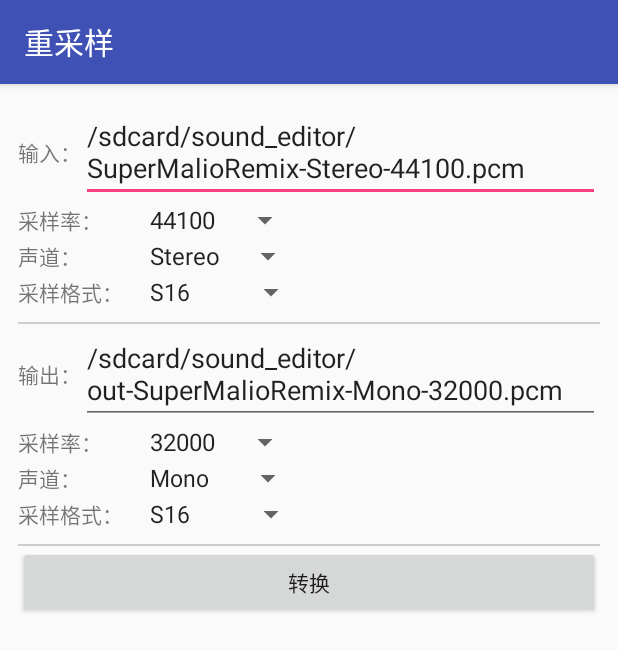
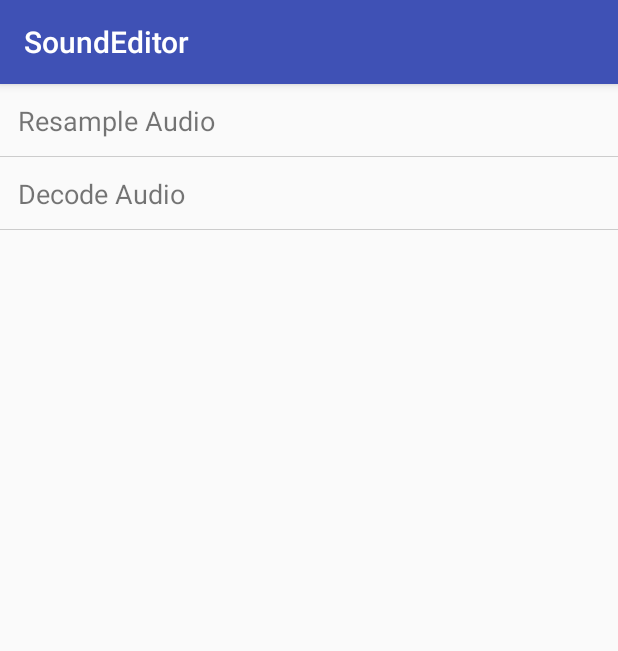
Before and after one commit to LKDont/SoundEditor, an Android app: the screen it shows after launch (MainActivity before the commit, MainAct after it), on a phone screen of 412 x 824 dp. Shown: the top 651 px of the screen. Run offline under Robolectric (Android 15) with nearby library versions, the light colour scheme and no system bars; our stand-ins replace EventBus.

Commit message:
修改首页ui

```diff
--- a/app/build.gradle
+++ b/app/build.gradle
@@ -26,10 +26,12 @@ dependencies {
     implementation fileTree(dir: 'libs', include: ['*.jar'])
     implementation"org.jetbrains.kotlin:kotlin-stdlib-jre7:$kotlin_version"
     implementation "com.android.support:appcompat-v7:$appcompat_ver"
+    implementation "com.android.support:recyclerview-v7:$appcompat_ver"
     implementation 'com.android.support.constraint:constraint-layout:1.0.2'
     testImplementation 'junit:junit:4.12'
     androidTestImplementation 'com.android.support.test:runner:1.0.1'
     androidTestImplementation 'com.android.support.test.espresso:espresso-core:3.0.1'
 
+    implementation 'org.greenrobot:eventbus:3.1.1'
     implementation project(":library")
 }
--- a/app/src/main/AndroidManifest.xml
+++ b/app/src/main/AndroidManifest.xml
@@ -14,8 +14,7 @@
         android:supportsRtl="true"
         android:theme="@style/AppTheme">
         <activity
-            android:name=".MainActivity"
-            android:label="重采样"
+            android:name=".ui.MainAct"
             android:windowSoftInputMode="stateHidden">
             <intent-filter>
                 <action android:name="android.intent.action.MAIN" />
--- a/app/src/main/java/com/lkdont/soundeditor/MainActivity.kt
+++ /dev/null
@@ -1,107 +0,0 @@
-package com.lkdont.soundeditor
-
-import android.annotation.SuppressLint
-import android.app.ProgressDialog
-import android.os.Bundle
-import android.support.v7.app.AppCompatActivity
-import android.widget.Toast
-import com.lkdont.sound.edit.Resampler
-import kotlinx.android.synthetic.main.activity_main.*
-import java.io.File
-
-
-class MainActivity : AppCompatActivity() {
-
-    private fun getSampleRate(pos: Int): Int {
-        return when (pos) {
-            0 -> 8000
-            1 -> 11025
-            2 -> 16000
-            3 -> 22050
-            4 -> 32000
-            5 -> 44100
-            6 -> 48000
-            7 -> 88200
-            8 -> 96000
-            else -> 0
-        }
-    }
-
-    private fun getChannelLayout(pos: Int): Int {
-        return when (pos) {
-            0 -> Resampler.AV_CH_LAYOUT_MONO
-            1 -> Resampler.AV_CH_LAYOUT_STEREO
-            else -> 0
-        }
-    }
-
-    private fun getSampleFmt(pos: Int): Int {
-        return when (pos) {
-            0 -> Resampler.AV_SAMPLE_FMT_U8
-            1 -> Resampler.AV_SAMPLE_FMT_S16
-            2 -> Resampler.AV_SAMPLE_FMT_S32
-            3 -> Resampler.AV_SAMPLE_FMT_FLT
-            4 -> Resampler.AV_SAMPLE_FMT_DBL
-            else -> 0
-        }
-    }
-
-    @SuppressLint("SdCardPath", "SetTextI18n")
-    override fun onCreate(savedInstanceState: Bundle?) {
-        super.onCreate(savedInstanceState)
-        setContentView(R.layout.activity_main)
-
-        // init ui
-        input_et.setText("/sdcard/sound_editor/SuperMalioRemix-Stereo-44100.pcm")
-        in_channel_layouts_sp.setSelection(1)
-        in_sample_rates_sp.setSelection(5)
-        in_sample_fmts_sp.setSelection(1)
-
-        output_et.setText("/sdcard/sound_editor/out-SuperMalioRemix-Mono-32000.pcm")
-        out_channel_layouts_sp.setSelection(0)
-        out_sample_rates_sp.setSelection(4)
-        out_sample_fmts_sp.setSelection(1)
-
-        // event
-        convert_btn.setOnClickListener {
-
-            val inputFile = File(input_et.text.toString())
-            if (!inputFile.exists()) {
-                Toast.makeText(this, "输入文件不存在", Toast.LENGTH_SHORT).show()
-                return@setOnClickListener
-            }
-
-            val outputFile = File(output_et.text.toString())
-            if (outputFile.parentFile?.exists() != true) {
-                Toast.makeText(this, "输出目录不存在", Toast.LENGTH_SHORT).show()
-                return@setOnClickListener
-            }
-
-            ResampleTask(this,
-
-                    getChannelLayout(in_channel_layouts_sp.selectedItemPosition),
-                    getChannelLayout(out_channel_layouts_sp.selectedItemPosition),
-
-                    getSampleRate(in_sample_rates_sp.selectedItemPosition),
-                    getSampleRate(out_sample_rates_sp.selectedItemPosition),
-
-                    getSampleFmt(in_sample_fmts_sp.selectedItemPosition),
-                    getSampleFmt(out_sample_fmts_sp.selectedItemPosition)).execute(inputFile, outputFile)
-        }
-
-    }
-
-    private var progressDialog: ProgressDialog? = null
-
-    fun showWaitingDialog() {
-        if (progressDialog?.isShowing == true) {
-            hideWaitingDialog()
-        }
-        progressDialog = ProgressDialog.show(this, "请稍候...", "正在转换中")
-    }
-
-    fun hideWaitingDialog() {
-        progressDialog?.hide()
-        progressDialog = null
-    }
-}
--- /dev/null
+++ b/app/src/main/java/com/lkdont/soundeditor/ui/ExamplesListFrag.kt
@@ -0,0 +1,81 @@
+package com.lkdont.soundeditor.ui
+
+import android.content.Context
+import android.os.Bundle
+import android.support.v4.app.Fragment
+import android.support.v7.widget.LinearLayoutManager
+import android.support.v7.widget.RecyclerView
+import android.util.Log
+import android.view.LayoutInflater
+import android.view.View
+import android.view.ViewGroup
+import android.widget.TextView
+import com.lkdont.soundeditor.R
+import com.lkdont.soundeditor.widget.OnItemClickListener
+import kotlinx.android.synthetic.main.examples_list_frag.*
+import org.greenrobot.eventbus.EventBus
+
+/**
+ * Examples List Page
+ *
+ * Created by kidonliang on 2018/3/4.
+ */
+class ExamplesListFrag : Fragment() {
+
+    override fun onCreateView(inflater: LayoutInflater?,
+                              container: ViewGroup?, savedInstanceState: Bundle?): View? {
+        val view = inflater?.inflate(R.layout.examples_list_frag, container, false)
+        return view
+    }
+
+    override fun onViewCreated(view: View?, savedInstanceState: Bundle?) {
+        super.onViewCreated(view, savedInstanceState)
+        content_rv.layoutManager = LinearLayoutManager(context)
+        val examples = context.resources.getStringArray(R.array.examples_list)
+        val adapter = ExamplesAdapter(context, examples)
+        content_rv.adapter = adapter
+        adapter.setOnItemClickListener(object : OnItemClickListener {
+            override fun onItemClick(v: View, position: Int) {
+                when (position) {
+                    0 -> EventBus.getDefault().post(MainAct.FragmentEvent(ResampleFrag()))
+                    1 -> {
+                    }
+                }
+            }
+        })
+    }
+
+    private class ExampleItemViewHolder(itemView: View) : RecyclerView.ViewHolder(itemView) {
+        val titleTv: TextView = itemView.findViewById(R.id.title_tv)
+    }
+
+    private class ExamplesAdapter(context: Context, val examples: Array<String>)
+        : RecyclerView.Adapter<ExampleItemViewHolder>() {
+
+        private val mInflater = LayoutInflater.from(context)
+
+        override fun onCreateViewHolder(parent: ViewGroup?, viewType: Int): ExampleItemViewHolder {
+            val itemView = mInflater.inflate(R.layout.example_item, parent, false)
+            return ExampleItemViewHolder(itemView)
+        }
+
+        override fun getItemCount(): Int {
+            return examples.size
+        }
+
+        override fun onBindViewHolder(holder: ExampleItemViewHolder?, position: Int) {
+            holder?.titleTv?.text = examples[position]
+            holder?.itemView?.setOnClickListener {
+                mOnItemClickListener?.onItemClick(holder.itemView, position)
+            }
+        }
+
+        private var mOnItemClickListener: OnItemClickListener? = null
+
+        fun setOnItemClickListener(listener: OnItemClickListener?) {
+            mOnItemClickListener = listener
+        }
+
+    }
+
+}
--- /dev/null
+++ b/app/src/main/java/com/lkdont/soundeditor/ui/MainAct.kt
@@ -0,0 +1,42 @@
+package com.lkdont.soundeditor.ui
+
+import android.os.Bundle
+import android.support.v4.app.Fragment
+import android.support.v7.app.AppCompatActivity
+import com.lkdont.soundeditor.R
+import org.greenrobot.eventbus.EventBus
+import org.greenrobot.eventbus.Subscribe
+import org.greenrobot.eventbus.ThreadMode
+
+/**
+ * Main Page
+ *
+ * Created by kidonliang on 2018/3/4.
+ */
+class MainAct : AppCompatActivity() {
+
+    override fun onCreate(savedInstanceState: Bundle?) {
+        super.onCreate(savedInstanceState)
+        EventBus.getDefault().register(this)
+        setContentView(R.layout.main_act)
+        supportFragmentManager?.beginTransaction()
+                ?.replace(R.id.container, ExamplesListFrag())
+                ?.commit()
+    }
+
+    override fun onDestroy() {
+        super.onDestroy()
+        EventBus.getDefault().unregister(this)
+    }
+
+    class FragmentEvent(val fragment: Fragment)
+
+    @Subscribe(threadMode = ThreadMode.MAIN)
+    fun onFragmentEvent(event: FragmentEvent) {
+        supportFragmentManager?.beginTransaction()
+                ?.replace(R.id.container, event.fragment)
+                ?.addToBackStack(null)
+                ?.commit()
+    }
+
+}
--- /dev/null
+++ b/app/src/main/java/com/lkdont/soundeditor/widget/OnItemClickListener.kt
@@ -0,0 +1,14 @@
+package com.lkdont.soundeditor.widget
+
+import android.view.View
+
+/**
+ * RecyclerView item's onClickListener
+ *
+ * Created by kidonliang on 2018/3/4.
+ */
+interface OnItemClickListener {
+
+    fun onItemClick(v: View, position: Int)
+
+}
--- /dev/null
+++ b/app/src/main/res/layout/example_item.xml
@@ -0,0 +1,23 @@
+<?xml version="1.0" encoding="utf-8"?>
+<FrameLayout xmlns:android="http://schemas.android.com/apk/res/android"
+    xmlns:tools="http://schemas.android.com/tools"
+    android:layout_width="match_parent"
+    android:layout_height="wrap_content"
+    android:background="?android:attr/selectableItemBackground">
+
+    <TextView
+        android:id="@+id/title_tv"
+        android:layout_width="match_parent"
+        android:layout_height="wrap_content"
+        android:padding="12dp"
+        android:textSize="18sp"
+        tools:text="Title" />
+
+    <View
+        android:id="@+id/bottom_divider"
+        android:layout_width="match_parent"
+        android:layout_height="1px"
+        android:layout_gravity="bottom"
+        android:background="@color/divider_color" />
+
+</FrameLayout>
--- /dev/null
+++ b/app/src/main/res/layout/examples_list_frag.xml
@@ -0,0 +1,5 @@
+<?xml version="1.0" encoding="utf-8"?>
+<android.support.v7.widget.RecyclerView xmlns:android="http://schemas.android.com/apk/res/android"
+    android:id="@+id/content_rv"
+    android:layout_width="match_parent"
+    android:layout_height="match_parent" />
--- /dev/null
+++ b/app/src/main/res/layout/main_act.xml
@@ -0,0 +1,5 @@
+<?xml version="1.0" encoding="utf-8"?>
+<FrameLayout xmlns:android="http://schemas.android.com/apk/res/android"
+    android:id="@+id/container"
+    android:layout_width="match_parent"
+    android:layout_height="match_parent" />
--- a/app/src/main/res/values/colors.xml
+++ b/app/src/main/res/values/colors.xml
@@ -3,4 +3,6 @@
     <color name="colorPrimary">#3F51B5</color>
     <color name="colorPrimaryDark">#303F9F</color>
     <color name="colorAccent">#FF4081</color>
+
+    <color name="divider_color">#cccccc</color>
 </resources>
--- a/app/src/main/res/values/strings.xml
+++ b/app/src/main/res/values/strings.xml
@@ -1,5 +1,10 @@
 <resources>
     <string name="app_name">SoundEditor</string>
+
+    <string-array name="examples_list">
+        <item>Resample Audio</item>
+        <item>Decode Audio</item>
+    </string-array>
 
     <string-array name="channel_layouts">
         <item>Mono</item>
```
Also changed, not shown: app/src/main/java/com/lkdont/soundeditor/ResampleTask.kt (deleted, +0 -140 lines), app/src/main/java/com/lkdont/soundeditor/ui/ResampleFrag.kt (added, +252 -0 lines), app/src/main/res/layout/resample_frag.xml (renamed from app/src/main/res/layout/activity_main.xml), 1 other file.
